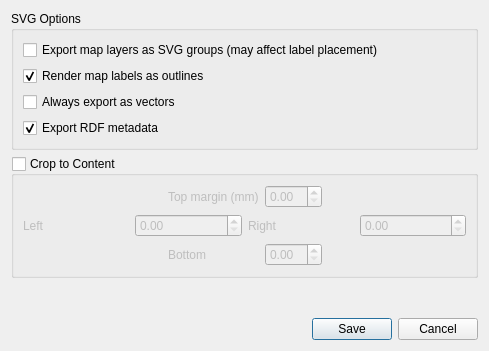
Old version of the form src/ui/layout/qgssvgexportoptions.ui in the repository qgis/QGIS.
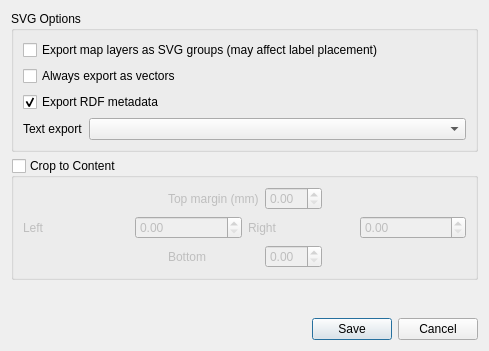
New version of the form. Custom widgets are drawn as their Qt base class.

Commit message:
[needs-docs] Use a combo box in layout SVG settings dialog for text export format
This makes it match the label engine settings dialog, and opens the possibility
for additional text export modes to be added in future.

Patch:
```diff
--- a/src/ui/layout/qgssvgexportoptions.ui
+++ b/src/ui/layout/qgssvgexportoptions.ui
@@ -19,8 +19,8 @@
      <property name="title">
       <string>SVG Options</string>
      </property>
-     <layout class="QVBoxLayout" name="verticalLayout_2">
-      <item>
+     <layout class="QGridLayout" name="gridLayout" columnstretch="0,1">
+      <item row="0" column="0" colspan="2">
        <widget class="QCheckBox" name="chkMapLayersAsGroup">
         <property name="text">
          <string>Export map layers as SVG groups (may affect label placement)</string>
@@ -30,23 +30,17 @@
         </property>
        </widget>
       </item>
-      <item>
-       <widget class="QCheckBox" name="chkTextAsOutline">
-        <property name="enabled">
-         <bool>true</bool>
-        </property>
-        <property name="toolTip">
-         <string>Uncheck to render map labels as text objects. This will degrade the quality of the map labels but allow editing in vector illustration software.</string>
-        </property>
+      <item row="3" column="1">
+       <widget class="QComboBox" name="mTextRenderFormatComboBox"/>
+      </item>
+      <item row="3" column="0">
+       <widget class="QLabel" name="label_6">
         <property name="text">
-         <string>Render map labels as outlines</string>
-        </property>
-        <property name="checked">
-         <bool>true</bool>
+         <string>Text export</string>
         </property>
        </widget>
       </item>
-      <item>
+      <item row="1" column="0" colspan="2">
        <widget class="QCheckBox" name="mForceVectorCheckBox">
         <property name="toolTip">
          <string>If checked, the layout will always be kept as vector objects when exported to a compatible format, even if the appearance of the resultant file does not match the layouts settings. If unchecked, some elements in the layout may be rasterized in order to keep their appearance intact.</string>
@@ -56,7 +50,7 @@
         </property>
        </widget>
       </item>
-      <item>
+      <item row="2" column="0" colspan="2">
        <widget class="QCheckBox" name="mIncludeMetadataCheckbox">
         <property name="text">
          <string>Export RDF metadata</string>
```
Left out of the diff: 2 changed lines with no effect on the pictures. The commit also changes 1 other file.
